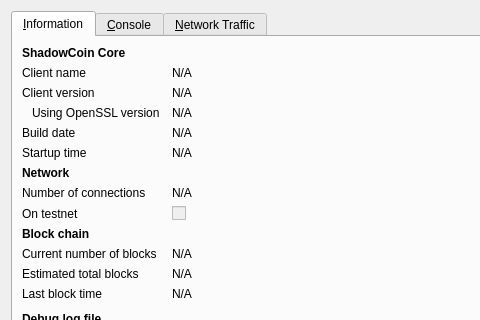
openrightlabs/StealthCash, file src/qt/forms/rpcconsole.ui: the form before one commit; both pictures show x 0 to 480 and y 0 to 320 of the 740 by 450 pixel window.
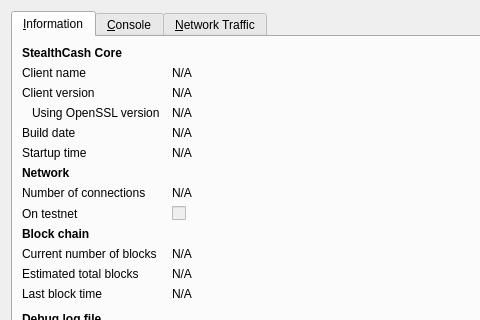
The form after the commit. Icons and pictures are not drawn. Custom widgets are drawn as their Qt base class.

```diff
--- a/src/qt/forms/rpcconsole.ui
+++ b/src/qt/forms/rpcconsole.ui
@@ -36,7 +36,7 @@
           </font>
          </property>
          <property name="text">
-          <string>ShadowCoin Core</string>
+          <string>StealthCash Core</string>
          </property>
         </widget>
        </item>
```
Left out of the diff: 6 changed lines with no effect on the pictures.
